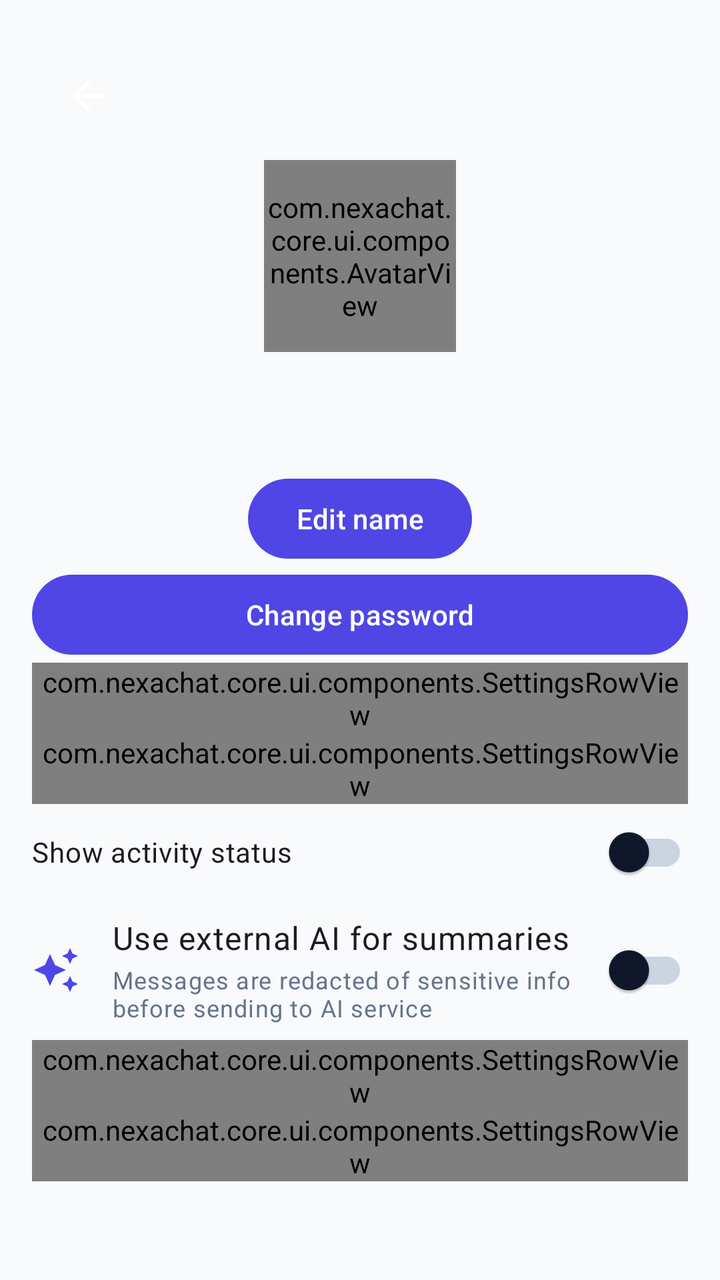
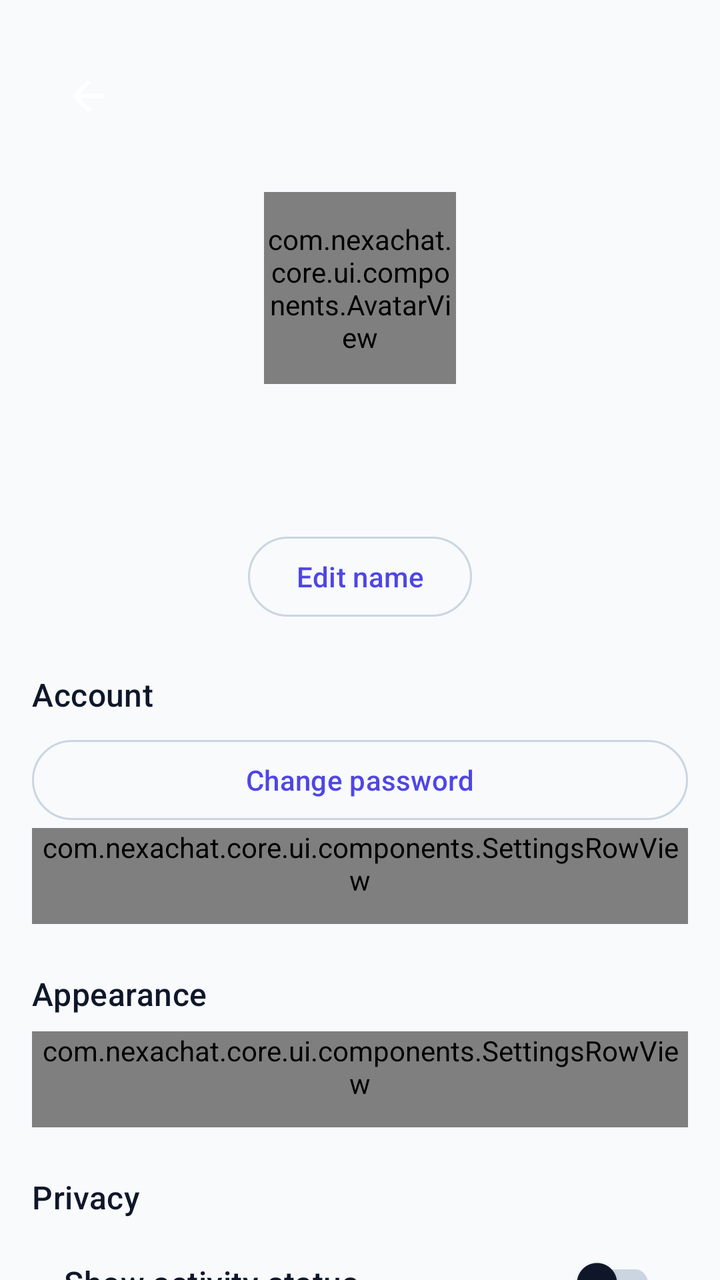

Before-and-after screenshots of an Android layout around one commit, followed by the original layout XML and the change that was made.
<!-- AndroidManifest.xml: application theme Theme.NexaChat -->
<!-- res/layout/fragment_profile.xml -->
<?xml version="1.0" encoding="utf-8"?>
<androidx.core.widget.NestedScrollView xmlns:android="http://schemas.android.com/apk/res/android"
    xmlns:app="http://schemas.android.com/apk/res-auto"
    android:layout_width="match_parent"
    android:layout_height="match_parent">
    <LinearLayout
        android:id="@+id/profileColumn"
        android:layout_width="match_parent"
        android:layout_height="wrap_content"
        android:gravity="center_horizontal"
        android:orientation="vertical"
        android:padding="@dimen/space_md">
        <com.google.android.material.appbar.MaterialToolbar
            android:id="@+id/profileToolbar"
            android:layout_width="match_parent"
            android:layout_height="?attr/actionBarSize"
            app:navigationContentDescription="@string/cd_back"
            app:navigationIcon="@drawable/ic_arrow_back" />
        <com.nexachat.core.ui.components.AvatarView
            android:id="@+id/profileAvatar"
            android:layout_width="96dp"
            android:layout_height="96dp" />
        <TextView android:id="@+id/profileName" android:layout_width="wrap_content" android:layout_height="wrap_content" android:layout_marginTop="@dimen/space_sm" android:textAppearance="?attr/textAppearanceHeadlineSmall"/>
        <TextView android:id="@+id/profilePhone" android:layout_width="wrap_content" android:layout_height="wrap_content" android:textAppearance="?attr/textAppearanceBodyMedium" />
        <com.google.android.material.textfield.TextInputLayout android:id="@+id/nameLayout" android:layout_width="match_parent" android:layout_height="wrap_content" android:visibility="gone" android:hint="@string/auth_display_name_label">
            <com.google.android.material.textfield.TextInputEditText android:id="@+id/nameInput" android:layout_width="match_parent" android:layout_height="wrap_content" android:singleLine="true" />
        </com.google.android.material.textfield.TextInputLayout>
        <LinearLayout android:id="@+id/nameActions" android:layout_width="match_parent" android:layout_height="wrap_content" android:gravity="end" android:visibility="gone">
            <com.google.android.material.button.MaterialButton android:id="@+id/cancelName" style="?attr/materialButtonOutlinedStyle" android:layout_width="wrap_content" android:layout_height="wrap_content" android:text="@string/action_cancel" />
            <com.google.android.material.button.MaterialButton android:id="@+id/saveName" android:layout_width="wrap_content" android:layout_height="wrap_content" android:text="@string/action_save" />
        </LinearLayout>
        <com.google.android.material.button.MaterialButton android:id="@+id/editName" android:layout_width="wrap_content" android:layout_height="wrap_content" android:text="@string/cd_edit_name" />
        <com.google.android.material.button.MaterialButton android:id="@+id/changePassword" android:layout_width="match_parent" android:layout_height="wrap_content" android:text="@string/profile_change_password" />
        <com.nexachat.core.ui.components.SettingsRowView android:id="@+id/languageRow" android:layout_width="match_parent" android:layout_height="wrap_content"/>
        <com.nexachat.core.ui.components.SettingsRowView android:id="@+id/themeRow" android:layout_width="match_parent" android:layout_height="wrap_content"/>
        <com.google.android.material.switchmaterial.SwitchMaterial android:id="@+id/showPresence" android:layout_width="match_parent" android:layout_height="wrap_content" android:text="@string/privacy_show_presence" />
        <LinearLayout
            android:id="@+id/aiConsentRow"
            android:layout_width="match_parent"
            android:layout_height="wrap_content"
            android:gravity="center_vertical"
            android:orientation="horizontal"
            android:paddingVertical="@dimen/space_sm">

            <ImageView
                android:layout_width="24dp"
                android:layout_height="24dp"
                android:contentDescription="@null"
                android:src="@drawable/ic_auto_awesome"
                app:tint="?attr/colorPrimary" />

            <LinearLayout
                android:layout_width="0dp"
                android:layout_height="wrap_content"
                android:layout_marginStart="@dimen/space_md"
                android:layout_marginEnd="@dimen/space_xs"
                android:layout_weight="1"
                android:orientation="vertical">

                <TextView
                    android:layout_width="match_parent"
                    android:layout_height="wrap_content"
                    android:text="@string/settings_ai_summary_consent_title"
                    android:textAppearance="?attr/textAppearanceBodyLarge" />

                <TextView
                    android:layout_width="match_parent"
                    android:layout_height="wrap_content"
                    android:layout_marginTop="2dp"
                    android:text="@string/settings_ai_summary_consent_desc"
                    android:textAppearance="?attr/textAppearanceBodySmall"
                    android:textColor="?attr/colorOnSurfaceVariant" />
            </LinearLayout>

            <com.google.android.material.switchmaterial.SwitchMaterial
                android:id="@+id/aiSummaryConsent"
                android:layout_width="wrap_content"
                android:layout_height="wrap_content" />
        </LinearLayout>
        <com.nexachat.core.ui.components.SettingsRowView android:id="@+id/logoutRow" android:layout_width="match_parent" android:layout_height="wrap_content"/>
        <com.nexachat.core.ui.components.SettingsRowView android:id="@+id/logoutAllRow" android:layout_width="match_parent" android:layout_height="wrap_content" />
        <TextView android:id="@+id/profileError" android:layout_width="match_parent" android:layout_height="wrap_content" android:textColor="?attr/colorError" android:visibility="gone" />
    </LinearLayout>
</androidx.core.widget.NestedScrollView>
<!-- resources referenced by this layout -->
<resources>
  <dimen name="space_md">16dp</dimen>
  <dimen name="space_sm">8dp</dimen>
  <dimen name="space_xs">4dp</dimen>
  <string name="action_cancel">Cancel</string>
  <string name="action_save">Save</string>
  <string name="auth_display_name_label">Display name</string>
  <string name="cd_back">Back</string>
  <string name="cd_edit_name">Edit name</string>
  <string name="privacy_show_presence">Show activity status</string>
  <string name="profile_change_password">Change password</string>
  <string name="settings_ai_summary_consent_desc">Messages are redacted of sensitive info before sending to AI service</string>
  <string name="settings_ai_summary_consent_title">Use external AI for summaries</string>
  <style name="Theme.NexaChat" parent="Theme.NexaChat.Views" />
  <color name="colorPrimary">@color/brand_indigo</color>
  <color name="colorOnPrimary">#FFFFFFFF</color>
  <color name="colorPrimaryContainer">@color/brand_indigo_container</color>
  <color name="colorOnPrimaryContainer">@color/brand_on_indigo_container</color>
  <color name="colorSecondary">@color/slate_secondary</color>
  <color name="colorOnSecondary">#FFFFFFFF</color>
  <color name="colorSecondaryContainer">@color/slate_secondary_container</color>
  <color name="colorOnSecondaryContainer">@color/slate_on_secondary_container</color>
  <color name="colorTertiary">@color/tertiary_sky</color>
  <color name="colorOnTertiary">#FFFFFFFF</color>
  <color name="colorTertiaryContainer">@color/tertiary_sky_container</color>
  <color name="colorOnTertiaryContainer">@color/tertiary_on_sky_container</color>
  <color name="colorError">@color/error_red</color>
  <color name="colorOnError">#FFFFFFFF</color>
  <color name="colorErrorContainer">@color/error_container_light</color>
  <color name="colorOnErrorContainer">@color/on_error_container_light</color>
  <color name="colorBackground">@color/background_light</color>
  <color name="colorOnBackground">@color/text_primary_light</color>
  <color name="colorSurface">@color/surface_light</color>
  <color name="colorOnSurface">@color/text_primary_light</color>
  <color name="colorSurfaceVariant">@color/surface_variant_light</color>
  <color name="colorOnSurfaceVariant">@color/text_secondary_light</color>
  <color name="colorOutline">@color/slate_border</color>
  <color name="colorOutlineVariant">@color/slate_divider</color>
  <style name="TextAppearance.NexaChat.BodyLarge" parent="TextAppearance.Material3.BodyLarge" />
  <style name="TextAppearance.NexaChat.BodySmall" parent="TextAppearance.Material3.BodySmall" />
  <color name="brand_indigo">#FF4F46E5</color>
  <color name="brand_indigo_container">#FFE0E7FF</color>
  <color name="brand_on_indigo_container">#FF1E1B4B</color>
  <color name="slate_secondary">#FF505F76</color>
  <color name="slate_secondary_container">#FFD0E1FB</color>
  <color name="slate_on_secondary_container">#FF1D283A</color>
  <color name="tertiary_sky">#FF0EA5E9</color>
  <color name="tertiary_sky_container">#FFBAE6FD</color>
  <color name="tertiary_on_sky_container">#FF0369A1</color>
  <color name="error_red">#FFBA1A1A</color>
  <color name="error_container_light">#FFFFDAD6</color>
  <color name="on_error_container_light">#FF93000A</color>
  <color name="background_light">#FFF8FAFC</color>
  <color name="text_primary_light">#FF0F172A</color>
  <color name="surface_light">#FFF8FAFC</color>
  <color name="surface_variant_light">#FFE0E3E5</color>
  <color name="text_secondary_light">#FF64748B</color>
  <color name="slate_border">#FFCBD5E1</color>
  <color name="slate_divider">#FFE2E8F0</color>
  <dimen name="min_touch_target">48dp</dimen>
  <dimen name="corner_sm">8dp</dimen>
  <dimen name="corner_md">12dp</dimen>
  <dimen name="corner_lg">16dp</dimen>
  <!-- unchanged entries left out for length: 17 -->
</resources>

<!-- the commit's change to res/layout/fragment_profile.xml (unified diff, before → after) -->
@@ -2,44 +2,163 @@
 <androidx.core.widget.NestedScrollView xmlns:android="http://schemas.android.com/apk/res/android"
     xmlns:app="http://schemas.android.com/apk/res-auto"
     android:layout_width="match_parent"
-    android:layout_height="match_parent">
+    android:layout_height="match_parent"
+    android:background="?android:attr/colorBackground"
+    android:clipToPadding="false">
+
     <LinearLayout
         android:id="@+id/profileColumn"
         android:layout_width="match_parent"
         android:layout_height="wrap_content"
         android:gravity="center_horizontal"
         android:orientation="vertical"
-        android:padding="@dimen/space_md">
+        android:paddingHorizontal="@dimen/space_md"
+        android:paddingTop="@dimen/space_md"
+        android:paddingBottom="@dimen/space_lg">
+
         <com.google.android.material.appbar.MaterialToolbar
             android:id="@+id/profileToolbar"
             android:layout_width="match_parent"
             android:layout_height="?attr/actionBarSize"
+            android:background="?attr/colorSurface"
             app:navigationContentDescription="@string/cd_back"
             app:navigationIcon="@drawable/ic_arrow_back" />
+
         <com.nexachat.core.ui.components.AvatarView
             android:id="@+id/profileAvatar"
             android:layout_width="96dp"
-            android:layout_height="96dp" />
-        <TextView android:id="@+id/profileName" android:layout_width="wrap_content" android:layout_height="wrap_content" android:layout_marginTop="@dimen/space_sm" android:textAppearance="?attr/textAppearanceHeadlineSmall"/>
-        <TextView android:id="@+id/profilePhone" android:layout_width="wrap_content" android:layout_height="wrap_content" android:textAppearance="?attr/textAppearanceBodyMedium" />
-        <com.google.android.material.textfield.TextInputLayout android:id="@+id/nameLayout" android:layout_width="match_parent" android:layout_height="wrap_content" android:visibility="gone" android:hint="@string/auth_display_name_label">
-            <com.google.android.material.textfield.TextInputEditText android:id="@+id/nameInput" android:layout_width="match_parent" android:layout_height="wrap_content" android:singleLine="true" />
+            android:layout_height="96dp"
+            android:layout_marginTop="@dimen/space_md" />
+
+        <TextView
+            android:id="@+id/profileName"
+            android:layout_width="wrap_content"
+            android:layout_height="wrap_content"
+            android:layout_marginTop="@dimen/space_sm"
+            android:textAppearance="?attr/textAppearanceTitleLarge"
+            android:textColor="?attr/colorOnSurface"
+            android:textStyle="bold" />
+
+        <TextView
+            android:id="@+id/profilePhone"
+            android:layout_width="wrap_content"
+            android:layout_height="wrap_content"
+            android:layout_marginTop="@dimen/space_sm"
+            android:textAppearance="?attr/textAppearanceBodyMedium"
+            android:textColor="?attr/colorOnSurfaceVariant" />
+
+        <com.google.android.material.textfield.TextInputLayout
+            android:id="@+id/nameLayout"
+            android:layout_width="match_parent"
+            android:layout_height="wrap_content"
+            android:layout_marginTop="@dimen/space_sm"
+            android:hint="@string/auth_display_name_label"
+            android:visibility="gone">
+
+            <com.google.android.material.textfield.TextInputEditText
+                android:id="@+id/nameInput"
+                android:layout_width="match_parent"
+                android:layout_height="wrap_content"
+                android:singleLine="true" />
         </com.google.android.material.textfield.TextInputLayout>
-        <LinearLayout android:id="@+id/nameActions" android:layout_width="match_parent" android:layout_height="wrap_content" android:gravity="end" android:visibility="gone">
-            <com.google.android.material.button.MaterialButton android:id="@+id/cancelName" style="?attr/materialButtonOutlinedStyle" android:layout_width="wrap_content" android:layout_height="wrap_content" android:text="@string/action_cancel" />
-            <com.google.android.material.button.MaterialButton android:id="@+id/saveName" android:layout_width="wrap_content" android:layout_height="wrap_content" android:text="@string/action_save" />
+
+        <LinearLayout
+            android:id="@+id/nameActions"
+            android:layout_width="match_parent"
+            android:layout_height="wrap_content"
+            android:gravity="end"
+            android:visibility="gone">
+
+            <com.google.android.material.button.MaterialButton
+                android:id="@+id/cancelName"
+                style="?attr/materialButtonOutlinedStyle"
+                android:layout_width="wrap_content"
+                android:layout_height="wrap_content"
+                android:minHeight="@dimen/min_touch_target"
+                android:text="@string/action_cancel" />
+
+            <com.google.android.material.button.MaterialButton
+                android:id="@+id/saveName"
+                android:layout_width="wrap_content"
+                android:layout_height="wrap_content"
+                android:minHeight="@dimen/min_touch_target"
+                android:text="@string/action_save" />
         </LinearLayout>
-        <com.google.android.material.button.MaterialButton android:id="@+id/editName" android:layout_width="wrap_content" android:layout_height="wrap_content" android:text="@string/cd_edit_name" />
-        <com.google.android.material.button.MaterialButton android:id="@+id/changePassword" android:layout_width="match_parent" android:layout_height="wrap_content" android:text="@string/profile_change_password" />
-        <com.nexachat.core.ui.components.SettingsRowView android:id="@+id/languageRow" android:layout_width="match_parent" android:layout_height="wrap_content"/>
-        <com.nexachat.core.ui.components.SettingsRowView android:id="@+id/themeRow" android:layout_width="match_parent" android:layout_height="wrap_content"/>
-        <com.google.android.material.switchmaterial.SwitchMaterial android:id="@+id/showPresence" android:layout_width="match_parent" android:layout_height="wrap_content" android:text="@string/privacy_show_presence" />
+
+        <com.google.android.material.button.MaterialButton
+            android:id="@+id/editName"
+            style="?attr/materialButtonOutlinedStyle"
+            android:layout_width="wrap_content"
+            android:layout_height="wrap_content"
+            android:layout_marginTop="@dimen/space_sm"
+            android:minHeight="@dimen/min_touch_target"
+            android:text="@string/cd_edit_name" />
+
+        <TextView
+            android:layout_width="match_parent"
+            android:layout_height="wrap_content"
+            android:layout_marginTop="@dimen/space_lg"
+            android:paddingBottom="@dimen/space_sm"
+            android:text="@string/settings_section_account"
+            android:textAppearance="?attr/textAppearanceTitleMedium"
+            android:textColor="?attr/colorOnSurface" />
+
+        <com.google.android.material.button.MaterialButton
+            android:id="@+id/changePassword"
+            style="?attr/materialButtonOutlinedStyle"
+            android:layout_width="match_parent"
+            android:layout_height="wrap_content"
+            android:minHeight="@dimen/min_touch_target"
+            android:text="@string/profile_change_password" />
+
+        <com.nexachat.core.ui.components.SettingsRowView
+            android:id="@+id/languageRow"
+            android:layout_width="match_parent"
+            android:layout_height="wrap_content"
+            android:minHeight="@dimen/min_touch_target" />
+
+        <TextView
+            android:layout_width="match_parent"
+            android:layout_height="wrap_content"
+            android:layout_marginTop="@dimen/space_lg"
+            android:paddingBottom="@dimen/space_sm"
+            android:text="@string/settings_section_appearance"
+            android:textAppearance="?attr/textAppearanceTitleMedium"
+            android:textColor="?attr/colorOnSurface" />
+
+        <com.nexachat.core.ui.components.SettingsRowView
+            android:id="@+id/themeRow"
+            android:layout_width="match_parent"
+            android:layout_height="wrap_content"
+            android:minHeight="@dimen/min_touch_target" />
+
+        <TextView
+            android:layout_width="match_parent"
+            android:layout_height="wrap_content"
+            android:layout_marginTop="@dimen/space_lg"
+            android:paddingBottom="@dimen/space_sm"
+            android:text="@string/settings_section_privacy"
+            android:textAppearance="?attr/textAppearanceTitleMedium"
+            android:textColor="?attr/colorOnSurface" />
+
+        <com.google.android.material.switchmaterial.SwitchMaterial
+            android:id="@+id/showPresence"
+            android:layout_width="match_parent"
+            android:layout_height="wrap_content"
+            android:minHeight="@dimen/min_touch_target"
+            android:paddingHorizontal="@dimen/space_md"
+            android:text="@string/privacy_show_presence"
+            android:textAppearance="?attr/textAppearanceTitleMedium"
+            android:textColor="?attr/colorOnSurface" />
+
         <LinearLayout
             android:id="@+id/aiConsentRow"
             android:layout_width="match_parent"
             android:layout_height="wrap_content"
             android:gravity="center_vertical"
+            android:minHeight="@dimen/min_touch_target"
             android:orientation="horizontal"
+            android:paddingHorizontal="@dimen/space_md"
             android:paddingVertical="@dimen/space_sm">
 
             <ImageView
@@ -53,7 +172,7 @@
                 android:layout_width="0dp"
                 android:layout_height="wrap_content"
                 android:layout_marginStart="@dimen/space_md"
-                android:layout_marginEnd="@dimen/space_xs"
+                android:layout_marginEnd="@dimen/space_sm"
                 android:layout_weight="1"
                 android:orientation="vertical">
 
@@ -61,12 +180,13 @@
                     android:layout_width="match_parent"
                     android:layout_height="wrap_content"
                     android:text="@string/settings_ai_summary_consent_title"
-                    android:textAppearance="?attr/textAppearanceBodyLarge" />
+                    android:textAppearance="?attr/textAppearanceTitleMedium"
+                    android:textColor="?attr/colorOnSurface" />
 
                 <TextView
                     android:layout_width="match_parent"
                     android:layout_height="wrap_content"
-                    android:layout_marginTop="2dp"
+                    android:layout_marginTop="@dimen/space_sm"
                     android:text="@string/settings_ai_summary_consent_desc"
                     android:textAppearance="?attr/textAppearanceBodySmall"
                     android:textColor="?attr/colorOnSurfaceVariant" />
@@ -77,8 +197,35 @@
                 android:layout_width="wrap_content"
                 android:layout_height="wrap_content" />
         </LinearLayout>
-        <com.nexachat.core.ui.components.SettingsRowView android:id="@+id/logoutRow" android:layout_width="match_parent" android:layout_height="wrap_content"/>
-        <com.nexachat.core.ui.components.SettingsRowView android:id="@+id/logoutAllRow" android:layout_width="match_parent" android:layout_height="wrap_content" />
-        <TextView android:id="@+id/profileError" android:layout_width="match_parent" android:layout_height="wrap_content" android:textColor="?attr/colorError" android:visibility="gone" />
+
+        <TextView
+            android:layout_width="match_parent"
+            android:layout_height="wrap_content"
+            android:layout_marginTop="@dimen/space_lg"
+            android:paddingBottom="@dimen/space_sm"
+            android:text="@string/settings_section_session"
+            android:textAppearance="?attr/textAppearanceTitleMedium"
+            android:textColor="?attr/colorOnSurface" />
+
+        <com.nexachat.core.ui.components.SettingsRowView
+            android:id="@+id/logoutRow"
+            android:layout_width="match_parent"
+            android:layout_height="wrap_content"
+            android:minHeight="@dimen/min_touch_target" />
+
+        <com.nexachat.core.ui.components.SettingsRowView
+            android:id="@+id/logoutAllRow"
+            android:layout_width="match_parent"
+            android:layout_height="wrap_content"
+            android:minHeight="@dimen/min_touch_target" />
+
+        <TextView
+            android:id="@+id/profileError"
+            android:layout_width="match_parent"
+            android:layout_height="wrap_content"
+            android:layout_marginTop="@dimen/space_md"
+            android:textColor="?attr/colorError"
+            android:textAppearance="?attr/textAppearanceBodySmall"
+            android:visibility="gone" />
     </LinearLayout>
 </androidx.core.widget.NestedScrollView>
<!-- resource entries referenced after the edit -->
@@ -2,7 +2,6 @@
 <resources>
   <dimen name="space_md">16dp</dimen>
   <dimen name="space_sm">8dp</dimen>
-  <dimen name="space_xs">4dp</dimen>
   <string name="action_cancel">Cancel</string>
   <string name="action_save">Save</string>
   <string name="auth_display_name_label">Display name</string>
@@ -12,6 +11,10 @@
   <string name="profile_change_password">Change password</string>
   <string name="settings_ai_summary_consent_desc">Messages are redacted of sensitive info before sending to AI service</string>
   <string name="settings_ai_summary_consent_title">Use external AI for summaries</string>
+  <string name="settings_section_account">Account</string>
+  <string name="settings_section_appearance">Appearance</string>
+  <string name="settings_section_privacy">Privacy</string>
+  <string name="settings_section_session">Session</string>
   <style name="Theme.NexaChat" parent="Theme.NexaChat.Views" />
   <color name="colorPrimary">@color/brand_indigo</color>
   <color name="colorOnPrimary">#FFFFFFFF</color>
@@ -59,6 +62,7 @@
   <color name="slate_border">#FFCBD5E1</color>
   <color name="slate_divider">#FFE2E8F0</color>
   <dimen name="min_touch_target">48dp</dimen>
+  <dimen name="space_lg">24dp</dimen>
   <dimen name="corner_sm">8dp</dimen>
   <dimen name="corner_md">12dp</dimen>
   <dimen name="corner_lg">16dp</dimen>
